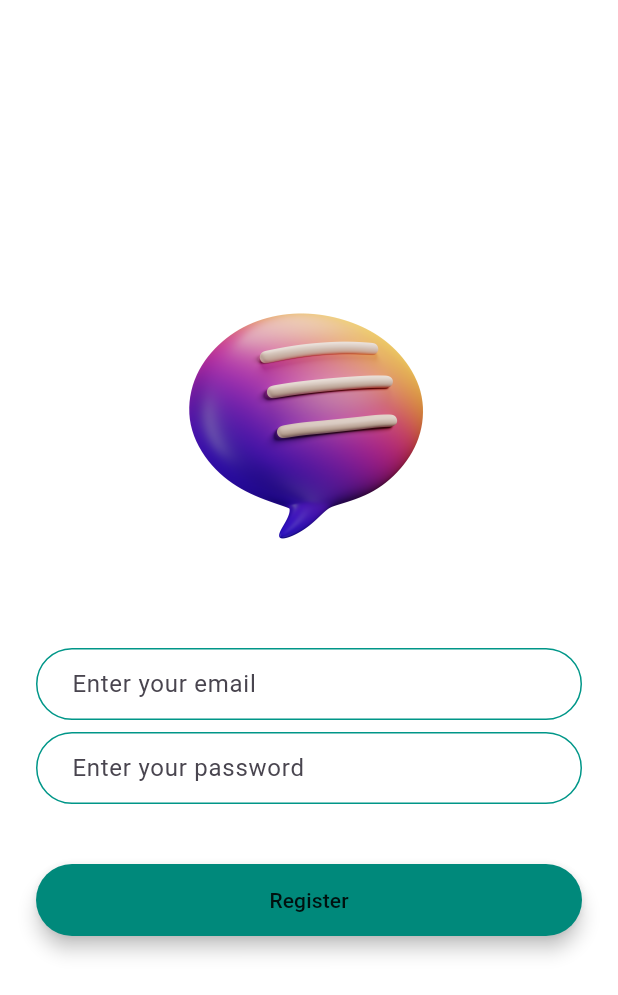
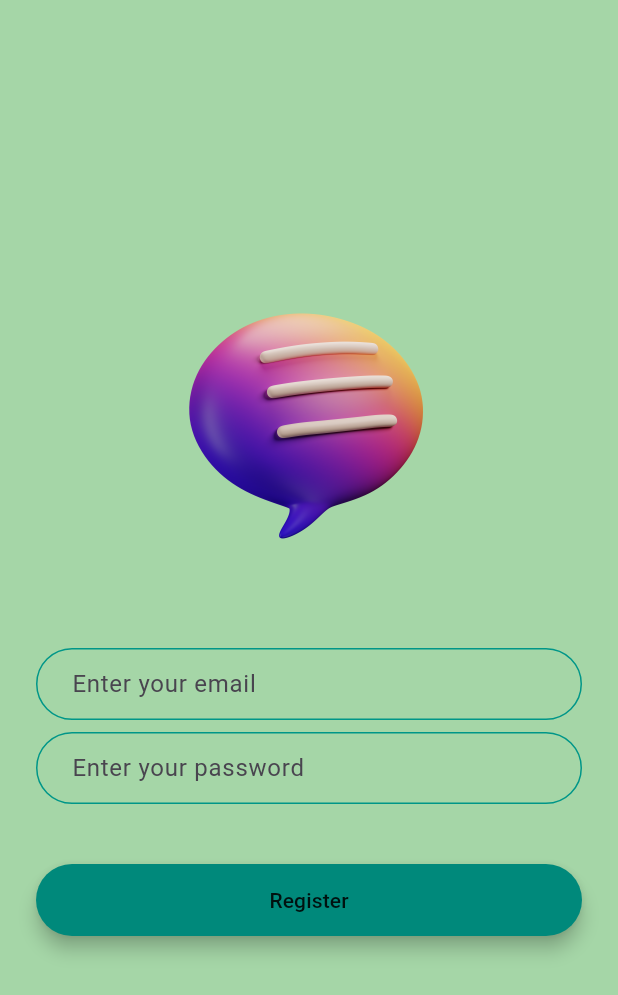
Before and after one commit to keshav1023/Flash_Chat_App-Flutter, a Flutter app: the RegistrationScreen screen opened by its route, on a phone screen of 412 x 824 dp. Shown: the top 995 px of the screen. Run offline on Flutter 3.47's test engine with Material 3 defaults, Android fonts, the phone set to English and light mode, and no system bars; our stand-ins replace animated_text_kit.

Commit message:
input field decor values made constant and bg color to screen added

```diff
--- a/lib/constants.dart
+++ b/lib/constants.dart
@@ -17,3 +17,19 @@ const kMessageContainerDecoration = BoxDecoration(
     top: BorderSide(color: Colors.lightBlueAccent, width: 2.0),
   ),
 );
+
+const kTextFieldDecoration = InputDecoration(
+  hintText: 'Enter your Value',
+  contentPadding: EdgeInsets.symmetric(vertical: 10.0, horizontal: 20.0),
+  border: OutlineInputBorder(
+    borderRadius: BorderRadius.all(Radius.circular(32.0)),
+  ),
+  enabledBorder: OutlineInputBorder(
+    borderSide: BorderSide(color: Colors.teal, width: 1.0),
+    borderRadius: BorderRadius.all(Radius.circular(32.0)),
+  ),
+  focusedBorder: OutlineInputBorder(
+    borderSide: BorderSide(color: Colors.teal, width: 2.0),
+    borderRadius: BorderRadius.all(Radius.circular(32.0)),
+  ),
+);
--- a/lib/screens/registration_screen.dart
+++ b/lib/screens/registration_screen.dart
@@ -1,3 +1,4 @@
+import 'package:flash_chat/constants.dart';
 import 'package:flutter/material.dart';
 import 'package:flash_chat/components/rounded_button.dart';
 
@@ -12,7 +13,7 @@ class _RegistrationScreenState extends State<RegistrationScreen> {
   @override
   Widget build(BuildContext context) {
     return Scaffold(
-      backgroundColor: Colors.white,
+      backgroundColor: Colors.green.shade200,
       body: Padding(
         padding: EdgeInsets.symmetric(horizontal: 24.0),
         child: Column(
@@ -33,22 +34,8 @@ class _RegistrationScreenState extends State<RegistrationScreen> {
               onChanged: (value) {
                 //Do something with the user input.
               },
-              decoration: InputDecoration(
-                hintText: 'Enter your email',
-                contentPadding:
-                    EdgeInsets.symmetric(vertical: 10.0, horizontal: 20.0),
-                border: OutlineInputBorder(
-                  borderRadius: BorderRadius.all(Radius.circular(32.0)),
-                ),
-                enabledBorder: OutlineInputBorder(
-                  borderSide: BorderSide(color: Colors.teal, width: 1.0),
-                  borderRadius: BorderRadius.all(Radius.circular(32.0)),
-                ),
-                focusedBorder: OutlineInputBorder(
-                  borderSide: BorderSide(color: Colors.teal, width: 2.0),
-                  borderRadius: BorderRadius.all(Radius.circular(32.0)),
-                ),
-              ),
+              decoration:
+                  kTextFieldDecoration.copyWith(hintText: 'Enter your email'),
             ),
             SizedBox(
               height: 8.0,
@@ -57,22 +44,8 @@ class _RegistrationScreenState extends State<RegistrationScreen> {
               onChanged: (value) {
                 //Do something with the user input.
               },
-              decoration: InputDecoration(
-                hintText: 'Enter your password',
-                contentPadding:
-                    EdgeInsets.symmetric(vertical: 10.0, horizontal: 20.0),
-                border: OutlineInputBorder(
-                  borderRadius: BorderRadius.all(Radius.circular(32.0)),
-                ),
-                enabledBorder: OutlineInputBorder(
-                  borderSide: BorderSide(color: Colors.teal, width: 1.0),
-                  borderRadius: BorderRadius.all(Radius.circular(32.0)),
-                ),
-                focusedBorder: OutlineInputBorder(
-                  borderSide: BorderSide(color: Colors.teal, width: 2.0),
-                  borderRadius: BorderRadius.all(Radius.circular(32.0)),
-                ),
-              ),
+              decoration: kTextFieldDecoration.copyWith(
+                  hintText: 'Enter your password'),
             ),
             SizedBox(
               height: 24.0,
```
Also changed, not shown: lib/screens/login_screen.dart (+6 -33 lines).
